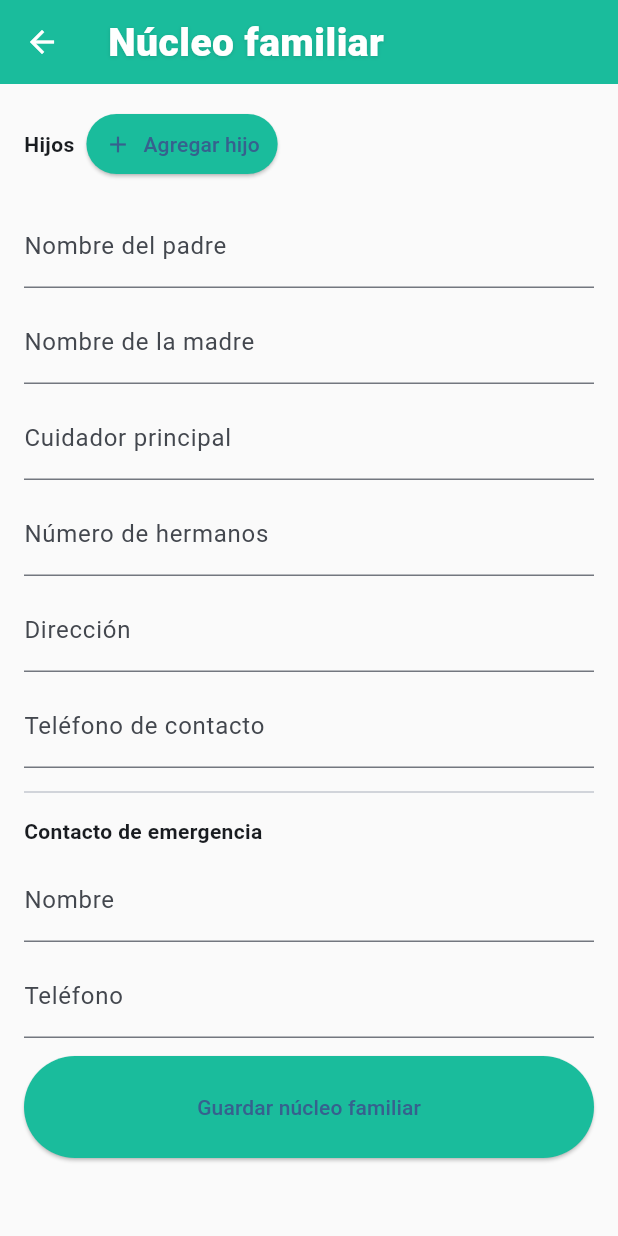
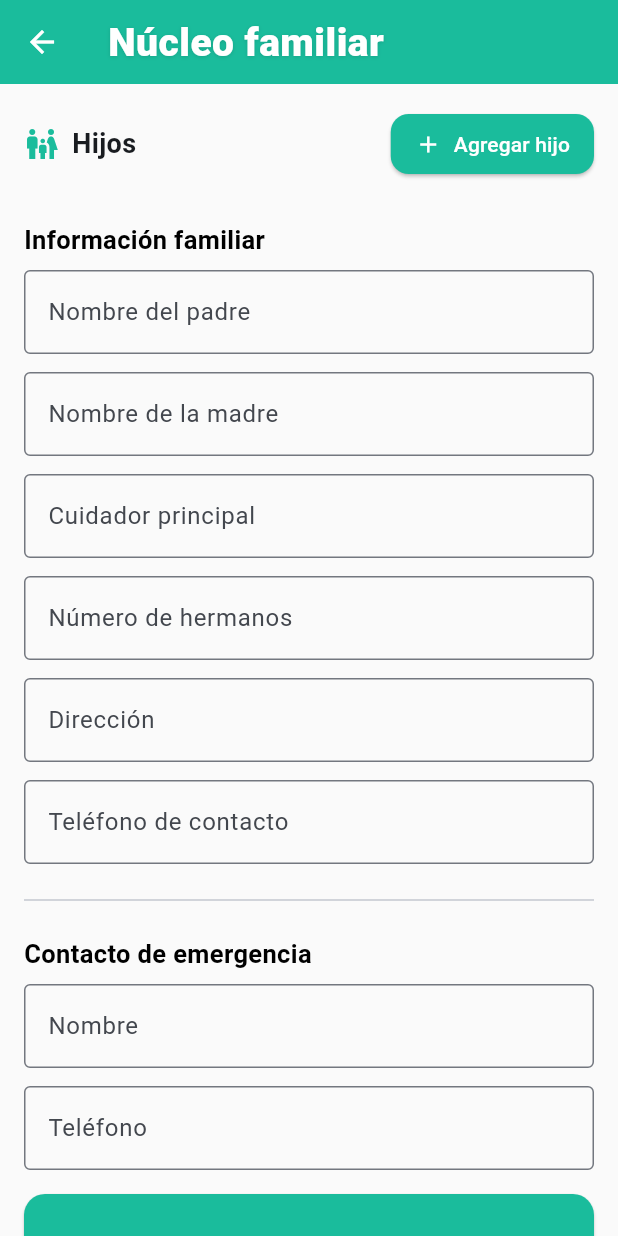
Before and after one commit to iatechsabana/pediatApp, a Flutter app: the screen it shows once a user with an empty profile is signed in, in the side drawer, after a tap on "Núcleo familiar", on a phone screen of 412 x 824 dp. Run offline on Flutter 3.47's test engine with Material 3 defaults, Android fonts, the light colour scheme and no system bars; our stand-ins replace cloud_firestore, dartz, file_picker, firebase_auth, firebase_core, firebase_messaging and 7 more; missing offline and left inert: dart:html, syncfusion_flutter_pdfviewer; accounts and stored records are empty.

Commit message:
Refactor FamilyCorePage: remove unused imports, enhance UI components, and improve form structure for better user experience

```diff
--- a/lib/features/dashboard/presentation/pages/family_core_page.dart
+++ b/lib/features/dashboard/presentation/pages/family_core_page.dart
@@ -1,6 +1,5 @@
 import 'package:flutter/material.dart';
 import '../../../../core/constants/app_colors.dart';
-// app_text_styles import removed (not used in this file)
 import '../../../../core/constants/app_dimens.dart';
 
 class FamilyCorePage extends StatefulWidget {
@@ -12,6 +11,7 @@ class FamilyCorePage extends StatefulWidget {
 
 class _FamilyCorePageState extends State<FamilyCorePage> {
   final _formKey = GlobalKey<FormState>();
+
   final _fatherController = TextEditingController();
   final _motherController = TextEditingController();
   final _caregiverController = TextEditingController();
@@ -20,6 +20,7 @@ class _FamilyCorePageState extends State<FamilyCorePage> {
   final _phoneController = TextEditingController();
   final _emergencyNameController = TextEditingController();
   final _emergencyPhoneController = TextEditingController();
+
   final List<_ChildInfo> _children = [];
 
   @override
@@ -32,22 +33,29 @@ class _FamilyCorePageState extends State<FamilyCorePage> {
     _phoneController.dispose();
     _emergencyNameController.dispose();
     _emergencyPhoneController.dispose();
-      for (final c in _children) {
-        c.dispose();
-      }
-      super.dispose();
+
+    for (final c in _children) {
+      c.dispose();
     }
+    super.dispose();
+  }
 
+  // ============================================================
+  //   GUARDAR
+  // ============================================================
   void _save() {
     if (_formKey.currentState?.validate() ?? false) {
-      ScaffoldMessenger.of(context).showSnackBar(const SnackBar(content: Text('Núcleo familiar guardado')));
+      ScaffoldMessenger.of(context).showSnackBar(
+        const SnackBar(content: Text("Núcleo familiar guardado correctamente")),
+      );
     }
   }
 
+  // ============================================================
+  //   AGREGAR / ELIMINAR HIJO
+  // ============================================================
   void _addChild() {
-    setState(() {
-      _children.add(_ChildInfo());
-    });
+    setState(() => _children.add(_ChildInfo()));
   }
 
   void _removeChild(int index) {
@@ -57,175 +65,316 @@ class _FamilyCorePageState extends State<FamilyCorePage> {
     });
   }
 
-  List<Widget> _buildChildrenForms() {
-    if (_children.isEmpty) return [];
-    final List<Widget> widgets = [];
-    for (var i = 0; i < _children.length; i++) {
-      final child = _children[i];
-      widgets.add(Card(
-        margin: const EdgeInsets.only(bottom: AppDimens.paddingSmall),
-        child: ExpansionTile(
-          key: ValueKey(i),
-          title: Row(
-            children: [
-              Expanded(child: Text(child.nameController.text.isEmpty ? 'Hijo ${i + 1}' : child.nameController.text, style: const TextStyle(fontWeight: FontWeight.w700))),
-            ],
-          ),
-          // place delete button in trailing area
-          trailing: IconButton(onPressed: () => _removeChild(i), icon: const Icon(Icons.delete_outline)),
+  // ============================================================
+  //   UI: TARJETA DE HIJO
+  // ============================================================
+  Widget _buildChildCard(int index) {
+    final child = _children[index];
+
+    return Card(
+      elevation: 3,
+      shadowColor: AppColors.overlayLight,
+      shape: RoundedRectangleBorder(borderRadius: BorderRadius.circular(16)),
+      margin: const EdgeInsets.only(bottom: AppDimens.paddingMedium),
+      child: ExpansionTile(
+        key: ValueKey(index),
+        title: Row(
           children: [
-            Padding(
-              padding: const EdgeInsets.all(AppDimens.paddingSmall),
-              child: Column(
-                crossAxisAlignment: CrossAxisAlignment.stretch,
-                children: [
-                  TextFormField(controller: child.nameController, decoration: const InputDecoration(labelText: 'Nombre del hijo')),
-                  const SizedBox(height: AppDimens.paddingSmall),
-                  TextFormField(
-                    controller: child.ageController,
-                    decoration: const InputDecoration(labelText: 'Fecha de nacimiento'),
-                    readOnly: true,
-                    onTap: () => _pickChildDob(i),
-                  ),
-                  const SizedBox(height: AppDimens.paddingSmall),
-                  TextFormField(controller: child.notesController, decoration: const InputDecoration(labelText: 'Antecedentes del hijo (alergias, condiciones)'), maxLines: 2),
-                ],
+            Container(
+              padding: const EdgeInsets.all(8),
+              decoration: BoxDecoration(
+                color: AppColors.primary.withAlpha(30),
+                borderRadius: BorderRadius.circular(12),
+              ),
+              child: const Icon(Icons.child_care, color: AppColors.primary),
+            ),
+            const SizedBox(width: 12),
+            Expanded(
+              child: Text(
+                child.nameController.text.isEmpty
+                    ? "Hijo ${index + 1}"
+                    : child.nameController.text,
+                style: const TextStyle(fontSize: 16, fontWeight: FontWeight.w700),
               ),
             ),
           ],
         ),
-      ));
-    }
-    return widgets;
+
+        trailing: IconButton(
+          icon: const Icon(Icons.delete_outline, color: Colors.red),
+          onPressed: () => _removeChild(index),
+        ),
+
+        children: [
+          Padding(
+            padding: const EdgeInsets.all(AppDimens.paddingMedium),
+            child: Column(
+              children: [
+                TextFormField(
+                  controller: child.nameController,
+                  decoration: const InputDecoration(
+                    labelText: "Nombre del hijo",
+                    border: OutlineInputBorder(),
+                  ),
+                ),
+                const SizedBox(height: AppDimens.paddingSmall),
+
+                TextFormField(
+                  controller: child.ageController,
+                  readOnly: true,
+                  decoration: const InputDecoration(
+                    labelText: "Fecha de nacimiento",
+                    border: OutlineInputBorder(),
+                  ),
+                  onTap: () => _pickChildDob(index),
+                ),
+                const SizedBox(height: AppDimens.paddingSmall),
+
+                TextFormField(
+                  controller: child.notesController,
+                  maxLines: 2,
+                  decoration: const InputDecoration(
+                    labelText: "Antecedentes del hijo",
+                    border: OutlineInputBorder(),
+                  ),
+                ),
+              ],
+            ),
+          ),
+        ],
+      ),
+    );
   }
 
+  // ============================================================
+  //   SELECTOR DE FECHA PARA HIJOS
+  // ============================================================
   Future<void> _pickChildDob(int index) async {
-    final initialDate = DateTime.now().subtract(const Duration(days: 365 * 5));
-    final firstDate = DateTime(1900);
-    final lastDate = DateTime.now();
     final picked = await showDatePicker(
       context: context,
-      initialDate: initialDate,
-      firstDate: firstDate,
-      lastDate: lastDate,
+      initialDate: DateTime(2018),
+      firstDate: DateTime(1990),
+      lastDate: DateTime.now(),
+      helpText: "Seleccione fecha de nacimiento",
+      builder: (context, child) {
+        return Theme(
+          data: Theme.of(context).copyWith(
+            colorScheme: ColorScheme.light(
+              primary: AppColors.primary,
+              onPrimary: Colors.white,
+              onSurface: Colors.black,
+            ),
+          ),
+          child: child!,
+        );
+      },
     );
+
     if (picked != null) {
-      final formatted = '${picked.day.toString().padLeft(2, '0')}/${picked.month.toString().padLeft(2, '0')}/${picked.year}';
       setState(() {
-        _children[index].ageController.text = formatted;
+        _children[index].ageController.text =
+            "${picked.day}/${picked.month}/${picked.year}";
       });
     }
   }
 
+  // ============================================================
+  //   PÁGINA PRINCIPAL
+  // ============================================================
   @override
   Widget build(BuildContext context) {
     return Scaffold(
       appBar: AppBar(
-        title: const Text('Núcleo familiar'),
+        title: const Text("Núcleo familiar"),
         backgroundColor: AppColors.primary,
       ),
+
       body: SingleChildScrollView(
         padding: const EdgeInsets.all(AppDimens.paddingLarge),
-        child: Column(
-          crossAxisAlignment: CrossAxisAlignment.start,
-          children: [
-            // Removed duplicate white heading (AppBar already shows the title)
-            Form(
-              key: _formKey,
-              child: Column(
+        child: Form(
+          key: _formKey,
+          child: Column(
+            crossAxisAlignment: CrossAxisAlignment.start,
+            children: [
+
+              // TÍTULO + BOTÓN AGREGAR HIJO
+              Row(
                 children: [
-                  // Dynamic list of children with their own antecedentes
-                  Align(
-                    alignment: Alignment.centerLeft,
-                    child: Row(
-                      mainAxisSize: MainAxisSize.min,
-                      children: [
-                        const Text('Hijos', style: TextStyle(fontWeight: FontWeight.w700)),
-                        const SizedBox(width: AppDimens.paddingSmall),
-                        ElevatedButton.icon(
-                          onPressed: _addChild,
-                          icon: const Icon(Icons.add),
-                          label: const Text('Agregar hijo'),
-                          style: ElevatedButton.styleFrom(backgroundColor: AppColors.primary, padding: const EdgeInsets.symmetric(horizontal: 12, vertical: 8)),
-                        ),
-                      ],
-                    ),
+                  const Icon(Icons.family_restroom, color: AppColors.primary),
+                  const SizedBox(width: 8),
+                  const Text(
+                    "Hijos",
+                    style: TextStyle(fontSize: 18, fontWeight: FontWeight.bold),
                   ),
-                  const SizedBox(height: AppDimens.paddingSmall),
-                  ..._buildChildrenForms(),
-                  const SizedBox(height: AppDimens.paddingSmall),
-                  TextFormField(
-                    controller: _fatherController,
-                    decoration: const InputDecoration(labelText: 'Nombre del padre'),
-                    validator: (v) => null,
-                  ),
-                  const SizedBox(height: AppDimens.paddingSmall),
-                  TextFormField(
-                    controller: _motherController,
-                    decoration: const InputDecoration(labelText: 'Nombre de la madre'),
-                    validator: (v) => null,
-                  ),
-                  const SizedBox(height: AppDimens.paddingSmall),
-                  TextFormField(
-                    controller: _caregiverController,
-                    decoration: const InputDecoration(labelText: 'Cuidador principal'),
-                  ),
-                  const SizedBox(height: AppDimens.paddingSmall),
-                  TextFormField(
-                    controller: _siblingsController,
-                    decoration: const InputDecoration(labelText: 'Número de hermanos'),
-                    keyboardType: TextInputType.number,
-                  ),
-                  const SizedBox(height: AppDimens.paddingSmall),
-                  TextFormField(
-                    controller: _addressController,
-                    decoration: const InputDecoration(labelText: 'Dirección'),
-                  ),
-                  const SizedBox(height: AppDimens.paddingSmall),
-                  TextFormField(
-                    controller: _phoneController,
-                    decoration: const InputDecoration(labelText: 'Teléfono de contacto'),
-                    keyboardType: TextInputType.phone,
-                  ),
-                  const SizedBox(height: AppDimens.paddingSmall),
-                  const Divider(),
-                  const SizedBox(height: AppDimens.paddingSmall),
-                  const Align(alignment: Alignment.centerLeft, child: Text('Contacto de emergencia', style: TextStyle(fontWeight: FontWeight.w700))),
-                  const SizedBox(height: AppDimens.paddingSmall),
-                  TextFormField(
-                    controller: _emergencyNameController,
-                    decoration: const InputDecoration(labelText: 'Nombre'),
-                    validator: (v) => (v == null || v.isEmpty) ? 'Ingrese un nombre' : null,
-                  ),
-                  const SizedBox(height: AppDimens.paddingSmall),
-                  TextFormField(
-                    controller: _emergencyPhoneController,
-                    decoration: const InputDecoration(labelText: 'Teléfono'),
-                    keyboardType: TextInputType.phone,
-                    validator: (v) => (v == null || v.isEmpty) ? 'Ingrese teléfono' : null,
-                  ),
-                  const SizedBox(height: AppDimens.paddingMedium),
-                  SizedBox(
-                    width: double.infinity,
-                    child: ElevatedButton(
-                      onPressed: _save,
-                      style: ElevatedButton.styleFrom(backgroundColor: AppColors.primary),
-                      child: const Padding(
-                        padding: EdgeInsets.symmetric(vertical: AppDimens.buttonHeight / 2),
-                        child: Text('Guardar núcleo familiar'),
+                  const Spacer(),
+                  ElevatedButton.icon(
+                    onPressed: _addChild,
+                    icon: const Icon(Icons.add),
+                    label: const Text("Agregar hijo"),
+                    style: ElevatedButton.styleFrom(
+                      backgroundColor: AppColors.primary,
+                      foregroundColor: AppColors.textWhite,
+                      shape: RoundedRectangleBorder(
+                        borderRadius: BorderRadius.circular(12),
+                      ),
+                      padding: const EdgeInsets.symmetric(
+                        horizontal: 16,
+                        vertical: 10,
                       ),
                     ),
                   ),
                 ],
               ),
-            ),
-          ],
+
+              const SizedBox(height: AppDimens.paddingMedium),
+              ..._children.asMap().entries.map((e) => _buildChildCard(e.key)),
+
+              const SizedBox(height: AppDimens.paddingLarge),
+
+              // =====================================================
+              //   INFORMACIÓN FAMILIAR GENERAL
+              // =====================================================
+              _buildSectionTitle("Información familiar"),
+
+              TextFormField(
+                controller: _fatherController,
+                decoration: const InputDecoration(
+                  labelText: "Nombre del padre",
+                  border: OutlineInputBorder(),
+                ),
+              ),
+              const SizedBox(height: AppDimens.paddingMedium),
+
+              TextFormField(
+                controller: _motherController,
+                decoration: const InputDecoration(
+                  labelText: "Nombre de la madre",
+                  border: OutlineInputBorder(),
+                ),
+              ),
+              const SizedBox(height: AppDimens.paddingMedium),
+
+              TextFormField(
+                controller: _caregiverController,
+                decoration: const InputDecoration(
+                  labelText: "Cuidador principal",
+                  border: OutlineInputBorder(),
+                ),
+              ),
+              const SizedBox(height: AppDimens.paddingMedium),
+
+              TextFormField(
+                controller: _siblingsController,
+                keyboardType: TextInputType.number,
+                decoration: const InputDecoration(
+                  labelText: "Número de hermanos",
+                  border: OutlineInputBorder(),
+                ),
+              ),
+              const SizedBox(height: AppDimens.paddingMedium),
+
+              TextFormField(
+                controller: _addressController,
+                decoration: const InputDecoration(
+                  labelText: "Dirección",
+                  border: OutlineInputBorder(),
+                ),
+              ),
+              const SizedBox(height: AppDimens.paddingMedium),
+
+              TextFormField(
+                controller: _phoneController,
+                keyboardType: TextInputType.phone,
+                decoration: const InputDecoration(
+                  labelText: "Teléfono de contacto",
+                  border: OutlineInputBorder(),
+                ),
+              ),
+
+              const SizedBox(height: AppDimens.paddingLarge),
+              const Divider(),
+              const SizedBox(height: AppDimens.paddingLarge),
+
+              // =====================================================
+              //   EMERGENCIA
+              // =====================================================
+              _buildSectionTitle("Contacto de emergencia"),
+
+              TextFormField(
+                controller: _emergencyNameController,
+                decoration: const InputDecoration(
+                  labelText: "Nombre",
+                  border: OutlineInputBorder(),
+                ),
+                validator: (v) => v!.isEmpty ? "Ingrese un nombre" : null,
+              ),
+              const SizedBox(height: AppDimens.paddingMedium),
+
+              TextFormField(
+                controller: _emergencyPhoneController,
+                keyboardType: TextInputType.phone,
+                decoration: const InputDecoration(
+                  labelText: "Teléfono",
+                  border: OutlineInputBorder(),
+                ),
+                validator: (v) => v!.isEmpty ? "Ingrese un teléfono" : null,
+              ),
+
+              const SizedBox(height: AppDimens.paddingLarge),
+
+              SizedBox(
+                width: double.infinity,
+                child: ElevatedButton(
+                  onPressed: _save,
+                  style: ElevatedButton.styleFrom(
+                    backgroundColor: AppColors.primary,
+                    padding: const EdgeInsets.symmetric(
+                      vertical: AppDimens.buttonHeight / 2,
+                    ),
+                    shape: RoundedRectangleBorder(
+                      borderRadius: BorderRadius.circular(14),
+                    ),
+                  ),
+                  child: const Text(
+                    "Guardar núcleo familiar",
+                    style: TextStyle(
+                      fontSize: 16,
+                      color: AppColors.textWhite,
+                      fontWeight: FontWeight.bold,
+                    ),
+                  ),
+                ),
+              ),
+
+              const SizedBox(height: 80),
+            ],
+          ),
+        ),
+      ),
+    );
+  }
+
+  // ============================================================
+  //   TITULOS DE SECCIÓN UNIFORMES
+  // ============================================================
+  Widget _buildSectionTitle(String text) {
+    return Padding(
+      padding: const EdgeInsets.only(bottom: AppDimens.paddingSmall),
+      child: Text(
+        text,
+        style: const TextStyle(
+          fontSize: 17,
+          fontWeight: FontWeight.w700,
+          color: Colors.black,
         ),
       ),
     );
   }
 }
 
+// ============================================================
+//   MODELO HIJO
+// ============================================================
 class _ChildInfo {
   final TextEditingController nameController = TextEditingController();
   final TextEditingController ageController = TextEditingController();
```
